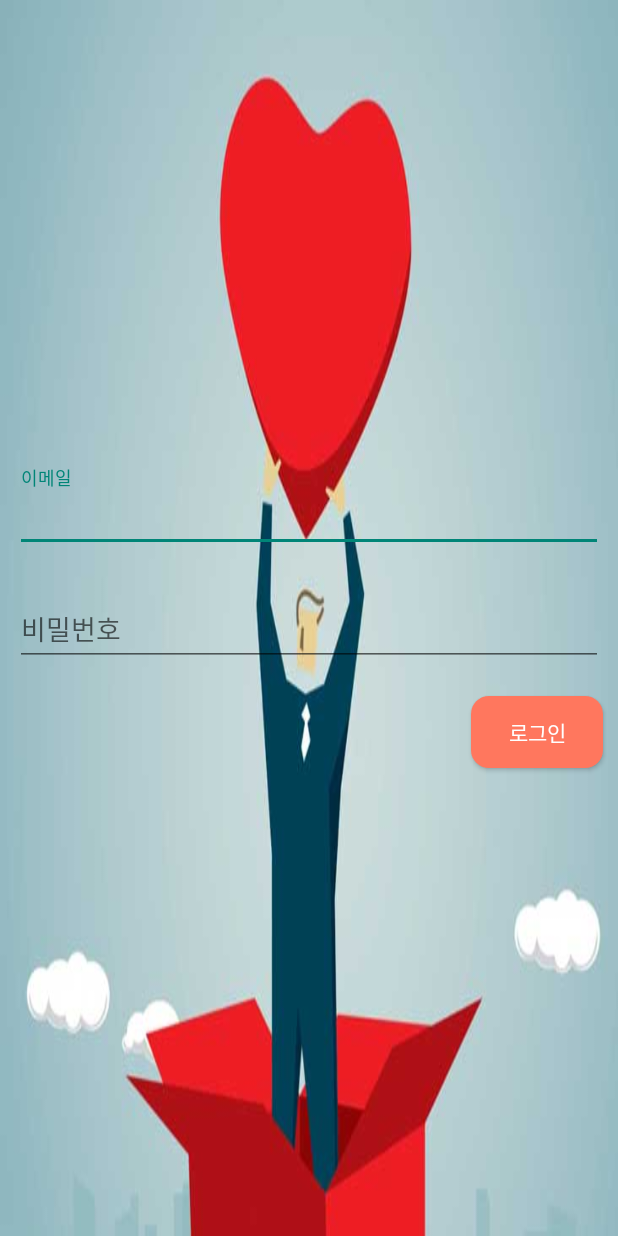
After one commit to SukWooJung/SogatingApp_Clone_Coding, an Android app: the LoginActivity screen opened directly, with no data from a screen before it, on a phone screen of 412 x 824 dp. The commit adds this screen. Run offline under Robolectric (Android 15) with nearby library versions, the light colour scheme and no system bars; our stand-ins replace Firebase (no records; nobody signed in at launch, a user with empty details on screens opened directly).

Commit message:
[Add] 로그인 기능 구현

```diff
--- a/app/src/main/AndroidManifest.xml
+++ b/app/src/main/AndroidManifest.xml
@@ -9,6 +9,9 @@
         android:roundIcon="@mipmap/ic_launcher_round"
         android:supportsRtl="true"
         android:theme="@style/Theme.SogatingApp_Final">
+        <activity
+            android:name=".auth.LoginActivity"
+            android:exported="false" />
         <activity
             android:name=".auth.JoinActivity"
             android:exported="false" />
@@ -26,7 +29,7 @@
         </activity>
         <activity
             android:name=".MainActivity"
-            android:exported="false"></activity>
+            android:exported="false" />
     </application>
 
 </manifest>
--- a/app/src/main/java/com/clone/sogatingapp_final/auth/IntroActivity.kt
+++ b/app/src/main/java/com/clone/sogatingapp_final/auth/IntroActivity.kt
@@ -11,13 +11,19 @@ class IntroActivity : AppCompatActivity() {
         super.onCreate(savedInstanceState)
         setContentView(R.layout.activity_intro)
 
-        // 뷰 컴포넌트 가져오기
+        // 회원가입 이동
         val joinBtn = findViewById<Button>(R.id.joinBtn);
-
-        // 액티비티 이동
-        val intent = Intent(this, JoinActivity::class.java)
         joinBtn.setOnClickListener {
+            val intent = Intent(this, JoinActivity::class.java)
             startActivity(intent)
         }
+
+        // 로그인 화면 이동
+        val loginBtn = findViewById<Button>(R.id.loginBtn)
+        loginBtn.setOnClickListener{
+            val intent = Intent(this, LoginActivity::class.java)
+            startActivity(intent)
+        }
+
     }
 }
--- /dev/null
+++ b/app/src/main/java/com/clone/sogatingapp_final/auth/LoginActivity.kt
@@ -0,0 +1,51 @@
+package com.clone.sogatingapp_final.auth
+
+import android.content.Intent
+import android.os.Bundle
+import android.util.Log
+import android.widget.Button
+import android.widget.Toast
+import androidx.appcompat.app.AppCompatActivity
+import com.clone.sogatingapp_final.MainActivity
+import com.clone.sogatingapp_final.R
+import com.google.android.material.textfield.TextInputEditText
+import com.google.firebase.auth.FirebaseAuth
+import com.google.firebase.auth.ktx.auth
+import com.google.firebase.ktx.Firebase
+
+class LoginActivity : AppCompatActivity() {
+
+    lateinit var auth : FirebaseAuth
+    companion object{
+        const val TAG = "LoginActivity"
+    }
+    override fun onCreate(savedInstanceState: Bundle?) {
+        super.onCreate(savedInstanceState)
+        setContentView(R.layout.activity_login)
+
+        auth = Firebase.auth
+
+        val loginBtn = findViewById<Button>(R.id.loginCompleteBtn)
+        val emailTv = findViewById<TextInputEditText>(R.id.emailArea)
+        val passwordTv = findViewById<TextInputEditText>(R.id.passwordArea)
+
+        loginBtn.setOnClickListener{
+
+            auth.signInWithEmailAndPassword(emailTv.text.toString(), passwordTv.text.toString())
+                .addOnCompleteListener(this) { task ->
+                    if (task.isSuccessful) {
+                        // Sign in success, update UI with the signed-in user's information
+                        Log.d(TAG, "signInWithEmail:success")
+                        val intent = Intent(this, MainActivity::class.java)
+                        startActivity(intent)
+                    } else {
+                        // If sign in fails, display a message to the user.
+                        Log.w(TAG, "signInWithEmail:failure", task.exception)
+                        Toast.makeText(baseContext, "로그인에 실패하였습니다",
+                            Toast.LENGTH_SHORT).show()
+                    }
+                }
+
+        }
+    }
+}
--- /dev/null
+++ b/app/src/main/res/layout/activity_login.xml
@@ -0,0 +1,56 @@
+<?xml version="1.0" encoding="utf-8"?>
+<LinearLayout xmlns:android="http://schemas.android.com/apk/res/android"
+    xmlns:app="http://schemas.android.com/apk/res-auto"
+    xmlns:tools="http://schemas.android.com/tools"
+    android:layout_width="match_parent"
+    android:layout_height="match_parent"
+    android:background="@drawable/heart"
+    android:orientation="vertical"
+    android:gravity="center"
+    tools:context=".auth.LoginActivity">
+
+
+    <com.google.android.material.textfield.TextInputLayout
+        android:layout_width="match_parent"
+        android:layout_height="wrap_content"
+        android:layout_margin="10dp">
+
+        <com.google.android.material.textfield.TextInputEditText
+            android:id="@+id/emailArea"
+            android:layout_width="match_parent"
+            android:layout_height="wrap_content"
+            android:hint="이메일">
+
+        </com.google.android.material.textfield.TextInputEditText>
+
+    </com.google.android.material.textfield.TextInputLayout>
+
+    <com.google.android.material.textfield.TextInputLayout
+        android:layout_width="match_parent"
+        android:layout_height="wrap_content"
+        android:layout_margin="10dp">
+
+        <com.google.android.material.textfield.TextInputEditText
+            android:id="@+id/passwordArea"
+            android:layout_width="match_parent"
+            android:layout_height="wrap_content"
+            android:inputType="textPassword"
+            android:hint="비밀번호">
+
+        </com.google.android.material.textfield.TextInputEditText>
+
+    </com.google.android.material.textfield.TextInputLayout>
+
+    <Button
+        android:id="@+id/loginCompleteBtn"
+        android:layout_width="wrap_content"
+        android:layout_height="wrap_content"
+        android:background="@drawable/button_round"
+        android:textColor="@color/white"
+        android:text="로그인"
+        android:layout_gravity="right"
+        android:layout_margin="10dp">
+    </Button>
+
+
+</LinearLayout>
```
